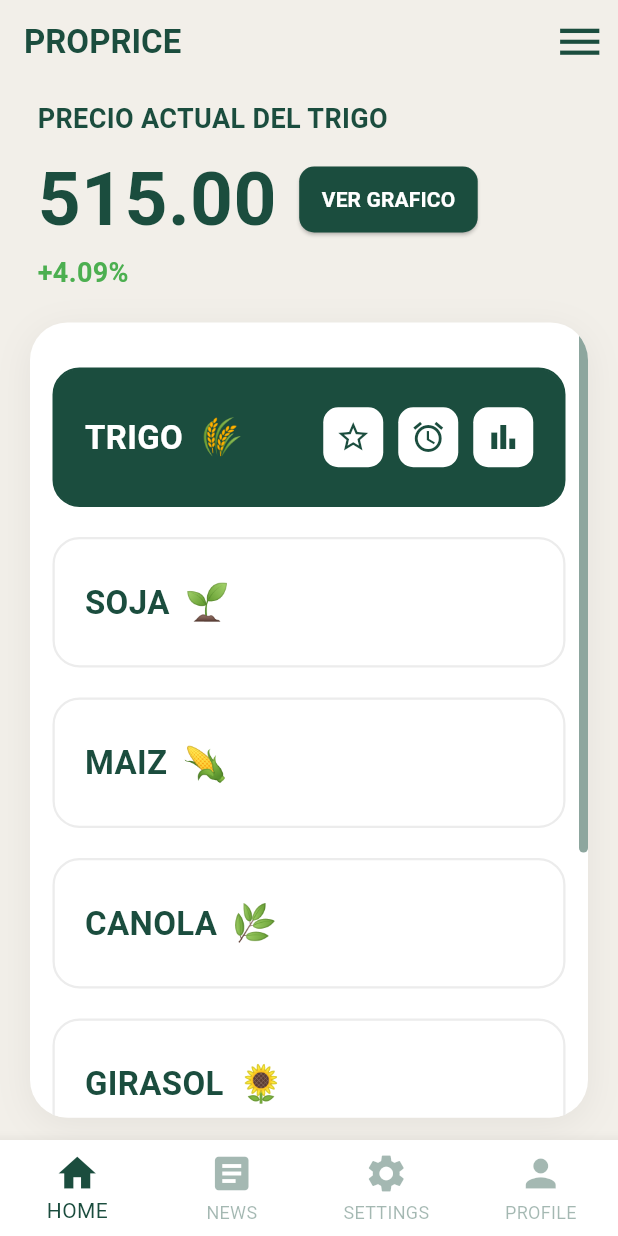
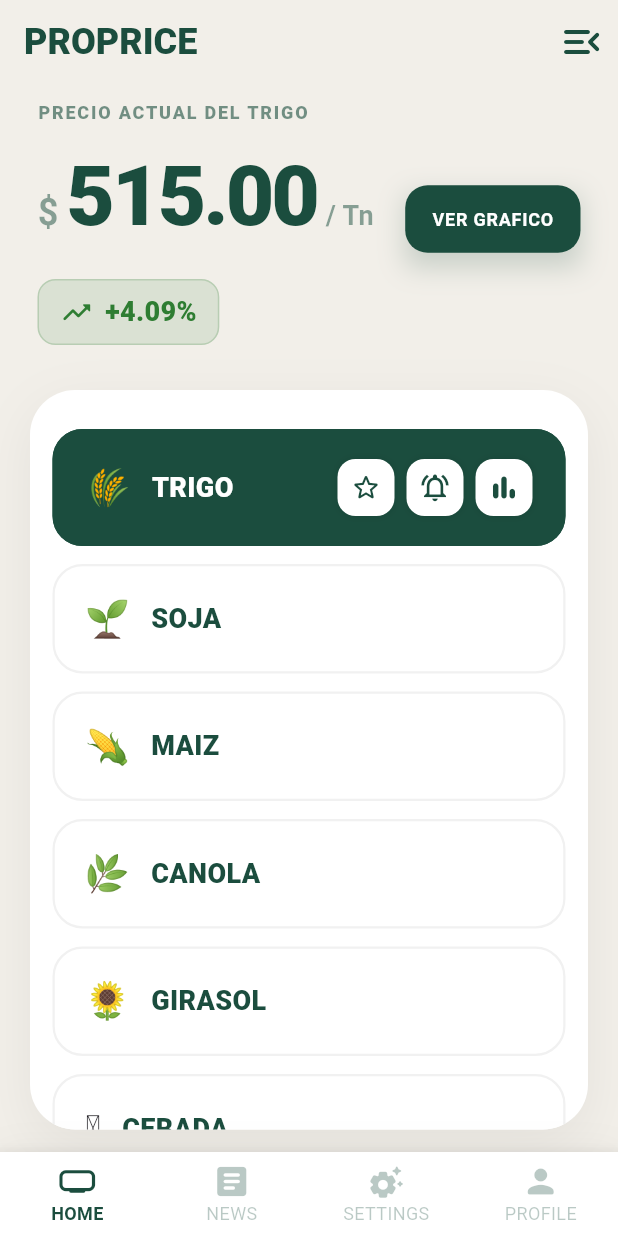
Before and after one commit to Felipe4565/ProPrice, a Flutter app: the screen it shows after launch, after a tap on "VER GRAFICO", on a phone screen of 412 x 824 dp. Run offline on Flutter 3.47's test engine with Material 3 defaults, Android fonts, the phone set to English and light mode, and no system bars.

Commit message:
Page d'accueil plus belle

```diff
--- a/lib/main.dart
+++ b/lib/main.dart
@@ -49,13 +49,24 @@ class _SplashScreenState extends State<SplashScreen> {
           mainAxisAlignment: MainAxisAlignment.center,
           children: [
             const Spacer(flex: 3),
-            Container(width: 200, height: 180, color: darkGreen),
+            Container(
+              width: 160,
+              height: 160,
+              decoration: BoxDecoration(
+                color: darkGreen,
+                borderRadius: BorderRadius.circular(45),
+                boxShadow: [
+                  BoxShadow(color: darkGreen.withOpacity(0.3), blurRadius: 40, offset: const Offset(0, 20))
+                ],
+              ),
+              child: const Icon(Icons.show_chart_rounded, color: Colors.white, size: 90),
+            ),
             const SizedBox(height: 40),
-            const Text('PROPRICE', style: TextStyle(fontSize: 40, fontWeight: FontWeight.bold, color: darkGreen, letterSpacing: 2)),
+            const Text('PROPRICE', style: TextStyle(fontSize: 42, fontWeight: FontWeight.w900, color: darkGreen, letterSpacing: 2)),
             const Spacer(),
-            const CircularProgressIndicator(valueColor: AlwaysStoppedAnimation<Color>(darkGreen)),
+            const CircularProgressIndicator(strokeWidth: 3, valueColor: AlwaysStoppedAnimation<Color>(darkGreen)),
             const Spacer(),
-            const Text('“slogan”', style: TextStyle(fontSize: 24, fontStyle: FontStyle.italic, color: darkGreen)),
+            Text('“Slogan de l’entreprise”', style: TextStyle(fontSize: 18, fontStyle: FontStyle.italic, color: darkGreen.withOpacity(0.6))),
             const Spacer(flex: 1),
           ],
         ),
@@ -75,29 +86,27 @@ class _HomePageState extends State<HomePage> {
   String selectedGrain = "TRIGO";
 
   final List<Map<String, dynamic>> grainsData = [
-    {"name": "TRIGO", "emoji": "🌾", "price": "515.00", "variation": "+4.09%", "history": [500.0, 505.0, 515.0], "isFav": false, "order": 0},
-    {"name": "SOJA", "emoji": "🌱", "price": "420.50", "variation": "-1.20%", "history": [430.0, 425.0, 420.5], "isFav": false, "order": 1},
-    {"name": "MAIZ", "emoji": "🌽", "price": "185.00", "variation": "+0.50%", "history": [180.0, 182.0, 185.0], "isFav": false, "order": 2},
-    {"name": "CANOLA", "emoji": "🌿", "price": "610.00", "variation": "+2.15%", "history": [590.0, 600.0, 610.0], "isFav": false, "order": 3},
-    {"name": "GIRASOL", "emoji": "🌻", "price": "390.00", "variation": "-0.75%", "history": [400.0, 395.0, 390.0], "isFav": false, "order": 4},
-    {"name": "CEBADA", "emoji": "🪴", "price": "210.00", "variation": "+1.10%", "history": [205.0, 208.0, 210.0], "isFav": false, "order": 5},
-    {"name": "ARROZ", "emoji": "🍚", "price": "12.40", "variation": "+0.25%", "history": [12.10, 12.30, 12.40], "isFav": false, "order": 6},
+    {"name": "TRIGO", "emoji": "🌾", "price": "515.00", "variation": "+4.09%", "isFav": false, "order": 0},
+    {"name": "SOJA", "emoji": "🌱", "price": "420.50", "variation": "-1.20%", "isFav": false, "order": 1},
+    {"name": "MAIZ", "emoji": "🌽", "price": "185.00", "variation": "+0.50%", "isFav": false, "order": 2},
+    {"name": "CANOLA", "emoji": "🌿", "price": "610.00", "variation": "+2.15%", "isFav": false, "order": 3},
+    {"name": "GIRASOL", "emoji": "🌻", "price": "390.00", "variation": "-0.75%", "isFav": false, "order": 4},
+    {"name": "CEBADA", "emoji": "🪴", "price": "210.00", "variation": "+1.10%", "isFav": false, "order": 5},
+    {"name": "ARROZ", "emoji": "🍚", "price": "12.40", "variation": "+0.25%", "isFav": false, "order": 6},
   ];
 
-  // LOGIQUE FAVORIS + MESSAGE
   void _toggleFavorite(Map<String, dynamic> item) {
     setState(() {
       int idx = grainsData.indexWhere((g) => g["name"] == item["name"]);
       grainsData[idx]["isFav"] = !grainsData[idx]["isFav"];
 
-      final bool isNowFav = grainsData[idx]["isFav"];
-
       ScaffoldMessenger.of(context).hideCurrentSnackBar();
       ScaffoldMessenger.of(context).showSnackBar(
         SnackBar(
-          content: Text(isNowFav ? "${item['name']} Añadido a favoritos" : "${item['name']} eliminado de favoritos"),
+          content: Text(grainsData[idx]["isFav"] ? "${item['name']} Añadido" : "${item['name']} Eliminado"),
           duration: const Duration(seconds: 1),
           behavior: SnackBarBehavior.floating,
+          shape: RoundedRectangleBorder(borderRadius: BorderRadius.circular(10)),
           backgroundColor: const Color(0xFF1B4D3E),
         ),
       );
@@ -115,14 +124,16 @@ class _HomePageState extends State<HomePage> {
     });
 
     final currentData = grainsData.firstWhere((g) => g["name"] == selectedGrain);
+    final bool isPositive = currentData["variation"].contains('+');
+    final Color trendColor = isPositive ? const Color(0xFF2E7D32) : const Color(0xFFC62828);
 
     return Scaffold(
       appBar: AppBar(
         backgroundColor: const Color(0xFFF2EFE9),
         surfaceTintColor: Colors.transparent,
         elevation: 0,
-        title: const Text('PROPRICE', style: TextStyle(color: darkGreen, fontWeight: FontWeight.bold)),
-        actions: [IconButton(icon: const Icon(Icons.menu, color: darkGreen, size: 35), onPressed: () {})],
+        title: const Text('PROPRICE', style: TextStyle(color: darkGreen, fontWeight: FontWeight.w900, fontSize: 24)),
+        actions: [IconButton(icon: const Icon(Icons.menu_open_rounded, color: darkGreen, size: 32), onPressed: () {})],
       ),
       body: Column(
         crossAxisAlignment: CrossAxisAlignment.start,
@@ -134,42 +145,65 @@ class _HomePageState extends State<HomePage> {
               crossAxisAlignment: CrossAxisAlignment.start,
               children: [
                 Text("PRECIO ACTUAL DEL ${currentData["name"]}",
-                  style: const TextStyle(color: darkGreen, fontSize: 18, fontWeight: FontWeight.bold)),
-                const SizedBox(height: 5),
+                  style: TextStyle(color: darkGreen.withOpacity(0.6), fontSize: 12, fontWeight: FontWeight.w800, letterSpacing: 1.2)),
+                const SizedBox(height: 8),
                 Row(
+                  crossAxisAlignment: CrossAxisAlignment.baseline,
+                  textBaseline: TextBaseline.alphabetic,
                   children: [
-                    Text("${currentData["price"]}",
-                      style: const TextStyle(color: darkGreen, fontSize: 50, fontWeight: FontWeight.bold)),
-                    const SizedBox(width: 15),
-                    ElevatedButton(
+                    Text("\$ ", style: TextStyle(color: darkGreen.withOpacity(0.5), fontSize: 24, fontWeight: FontWeight.bold)),
+                    Text("${currentData["price"]}", style: const TextStyle(color: darkGreen, fontSize: 56, fontWeight: FontWeight.w900, letterSpacing: -2)),
+                    Text(" / Tn", style: TextStyle(color: darkGreen.withOpacity(0.5), fontSize: 18, fontWeight: FontWeight.bold)),
+                    const Spacer(),
+                    Container(
+                      decoration: BoxDecoration(
+                        boxShadow: [BoxShadow(color: darkGreen.withOpacity(0.2), blurRadius: 15, offset: const Offset(0, 8))]
+                      ),
+                      child: ElevatedButton(
                         onPressed: () {},
                         style: ElevatedButton.styleFrom(
                           backgroundColor: darkGreen,
-                        shape: RoundedRectangleBorder(borderRadius: BorderRadius.circular(10)),
-                        padding: const EdgeInsets.symmetric(horizontal: 15, vertical: 12),
+                          foregroundColor: Colors.white,
+                          elevation: 0,
+                          shape: RoundedRectangleBorder(borderRadius: BorderRadius.circular(15)),
+                          padding: const EdgeInsets.symmetric(horizontal: 18, vertical: 14),
                         ),
-                      child: const Text("VER GRAFICO", style: TextStyle(color: Colors.white, fontWeight: FontWeight.bold)),
+                        child: const Text("VER GRAFICO", style: TextStyle(fontSize: 12, fontWeight: FontWeight.bold, letterSpacing: 0.5)),
+                      ),
                     ),
                   ],
                 ),
-                Text(currentData["variation"],
-                  style: TextStyle(color: currentData["variation"].contains('+') ? Colors.green : Colors.red, fontWeight: FontWeight.bold, fontSize: 18)),
+                const SizedBox(height: 15),
+                Container(
+                  padding: const EdgeInsets.symmetric(horizontal: 14, vertical: 8),
+                  decoration: BoxDecoration(
+                    color: trendColor.withOpacity(0.12),
+                    borderRadius: BorderRadius.circular(12),
+                    border: Border.all(color: trendColor.withOpacity(0.2), width: 1),
+                  ),
+                  child: Row(
+                    mainAxisSize: MainAxisSize.min,
+                    children: [
+                      Icon(isPositive ? Icons.trending_up_rounded : Icons.trending_down_rounded, color: trendColor, size: 22),
+                      const SizedBox(width: 8),
+                      Text(currentData["variation"], style: TextStyle(color: trendColor, fontWeight: FontWeight.w900, fontSize: 18)),
                     ],
                   ),
                 ),
-          const SizedBox(height: 20),
+              ],
+            ),
+          ),
+          const SizedBox(height: 30),
           Expanded(
             child: Container(
               margin: const EdgeInsets.fromLTRB(20, 0, 20, 15),
               decoration: BoxDecoration(
                 color: Colors.white,
-                borderRadius: BorderRadius.circular(25),
-                boxShadow: [BoxShadow(color: Colors.black.withOpacity(0.06), blurRadius: 20, offset: const Offset(0, 5))],
+                borderRadius: BorderRadius.circular(30),
+                boxShadow: [BoxShadow(color: Colors.black.withOpacity(0.06), blurRadius: 30, offset: const Offset(0, 10))],
               ),
               child: ClipRRect(
-                borderRadius: BorderRadius.circular(25),
-                child: Scrollbar(
-                  thumbVisibility: true,
+                borderRadius: BorderRadius.circular(30),
                 child: ListView.builder(
                   padding: const EdgeInsets.symmetric(horizontal: 15, vertical: 20),
                   itemCount: sortedList.length,
@@ -178,45 +212,46 @@ class _HomePageState extends State<HomePage> {
                     final isSelected = selectedGrain == item["name"];
                     final isFav = item["isFav"];
 
-                      return GestureDetector(
+                    return AnimatedContainer(
+                      duration: const Duration(milliseconds: 200),
+                      margin: const EdgeInsets.symmetric(vertical: 6),
+                      child: Material(
+                        color: isSelected ? darkGreen : Colors.white,
+                        borderRadius: BorderRadius.circular(20),
+                        child: InkWell(
+                          borderRadius: BorderRadius.circular(20),
                           onTap: () => setState(() => selectedGrain = item["name"]),
                           child: Container(
-                          margin: const EdgeInsets.symmetric(vertical: 10),
+                            padding: const EdgeInsets.symmetric(horizontal: 20, vertical: 18),
                             decoration: BoxDecoration(
-                            color: isSelected ? darkGreen : Colors.white,
-                            borderRadius: BorderRadius.circular(18),
-                            border: Border.all(color: isSelected ? darkGreen : Colors.grey.withOpacity(0.2), width: 1.5),
+                              borderRadius: BorderRadius.circular(20),
+                              border: Border.all(
+                                color: isSelected ? darkGreen : Colors.grey.withOpacity(0.15),
+                                width: isSelected ? 2 : 1.5
                               ),
-                          child: Padding(
-                            padding: const EdgeInsets.symmetric(horizontal: 20, vertical: 25),
+                            ),
                             child: Row(
                               children: [
+                                Text(item["emoji"], style: const TextStyle(fontSize: 24)),
+                                const SizedBox(width: 14),
                                 Text(item["name"],
-                                  style: TextStyle(color: isSelected ? Colors.white : darkGreen, fontWeight: FontWeight.bold, fontSize: 22)),
-                                const SizedBox(width: 10),
-                                Text(item["emoji"], style: const TextStyle(fontSize: 24)),
-
+                                  style: TextStyle(color: isSelected ? Colors.white : darkGreen, fontWeight: FontWeight.w800, fontSize: 18)),
                                 const Spacer(),
-
                                 if (isSelected) ...[
-                                  GestureDetector(
-                                    onTap: () => _toggleFavorite(item),
-                                    child: _whiteIconButton(
-                                      isFav ? Icons.star : Icons.star_border,
-                                      isFav ? Colors.orange : darkGreen
+                                  _whiteIconButton(
+                                    isFav ? Icons.star_rounded : Icons.star_outline_rounded,
+                                    isFav ? Colors.orange : darkGreen,
+                                    () => _toggleFavorite(item)
                                   ),
-                                  ),
-                                  const SizedBox(width: 10),
-                                  _whiteIconButton(Icons.alarm, darkGreen),
-                                  const SizedBox(width: 10),
-                                  _whiteIconButton(Icons.bar_chart, darkGreen),
+                                  const SizedBox(width: 8),
+                                  _whiteIconButton(Icons.notifications_active_outlined, darkGreen, () {}),
+                                  const SizedBox(width: 8),
+                                  _whiteIconButton(Icons.bar_chart_rounded, darkGreen, () {}),
                                 ] else if (isFav) ...[
-                                  GestureDetector(
-                                    onTap: () => _toggleFavorite(item),
-                                    child: const Icon(Icons.star, color: Colors.orange, size: 32),
-                                  ),
+                                  Icon(Icons.star_rounded, color: Colors.orange.withOpacity(0.8), size: 28),
                                 ]
                               ],
+                            ),
                           ),
                         ),
                       ),
@@ -226,29 +261,41 @@ class _HomePageState extends State<HomePage> {
               ),
             ),
           ),
-          ),
         ],
       ),
-      bottomNavigationBar: BottomNavigationBar(
+      bottomNavigationBar: Container(
+        decoration: BoxDecoration(
+          boxShadow: [BoxShadow(color: Colors.black.withOpacity(0.05), blurRadius: 20)]
+        ),
+        child: BottomNavigationBar(
           type: BottomNavigationBarType.fixed,
           backgroundColor: Colors.white,
           selectedItemColor: darkGreen,
-        unselectedItemColor: darkGreen.withOpacity(0.4),
+          unselectedItemColor: darkGreen.withOpacity(0.3),
+          selectedLabelStyle: const TextStyle(fontWeight: FontWeight.bold, fontSize: 12),
           items: const [
-          BottomNavigationBarItem(icon: Icon(Icons.home, size: 30), label: 'HOME'),
-          BottomNavigationBarItem(icon: Icon(Icons.article, size: 30), label: 'NEWS'),
-          BottomNavigationBarItem(icon: Icon(Icons.settings, size: 30), label: 'SETTINGS'),
-          BottomNavigationBarItem(icon: Icon(Icons.person, size: 30), label: 'PROFILE'),
+            BottomNavigationBarItem(icon: Icon(Icons.home_max_rounded, size: 26), label: 'HOME'),
+            BottomNavigationBarItem(icon: Icon(Icons.article_rounded, size: 26), label: 'NEWS'),
+            BottomNavigationBarItem(icon: Icon(Icons.settings_suggest_rounded, size: 26), label: 'SETTINGS'),
+            BottomNavigationBarItem(icon: Icon(Icons.person_rounded, size: 26), label: 'PROFILE'),
           ],
+        ),
       ),
     );
   }
 
-  Widget _whiteIconButton(IconData icon, Color iconColor) {
-    return Container(
+  Widget _whiteIconButton(IconData icon, Color iconColor, VoidCallback onTap) {
+    return GestureDetector(
+      onTap: onTap,
+      child: Container(
         padding: const EdgeInsets.all(8),
-      decoration: BoxDecoration(color: Colors.white, borderRadius: BorderRadius.circular(10)),
-      child: Icon(icon, color: iconColor, size: 24),
+        decoration: BoxDecoration(
+          color: Colors.white,
+          borderRadius: BorderRadius.circular(12),
+          boxShadow: [BoxShadow(color: Colors.black.withOpacity(0.1), blurRadius: 4)]
+        ),
+        child: Icon(icon, color: iconColor, size: 22),
+      ),
     );
   }
 }
```
Lines whose indentation alone changed are shown as unchanged.
